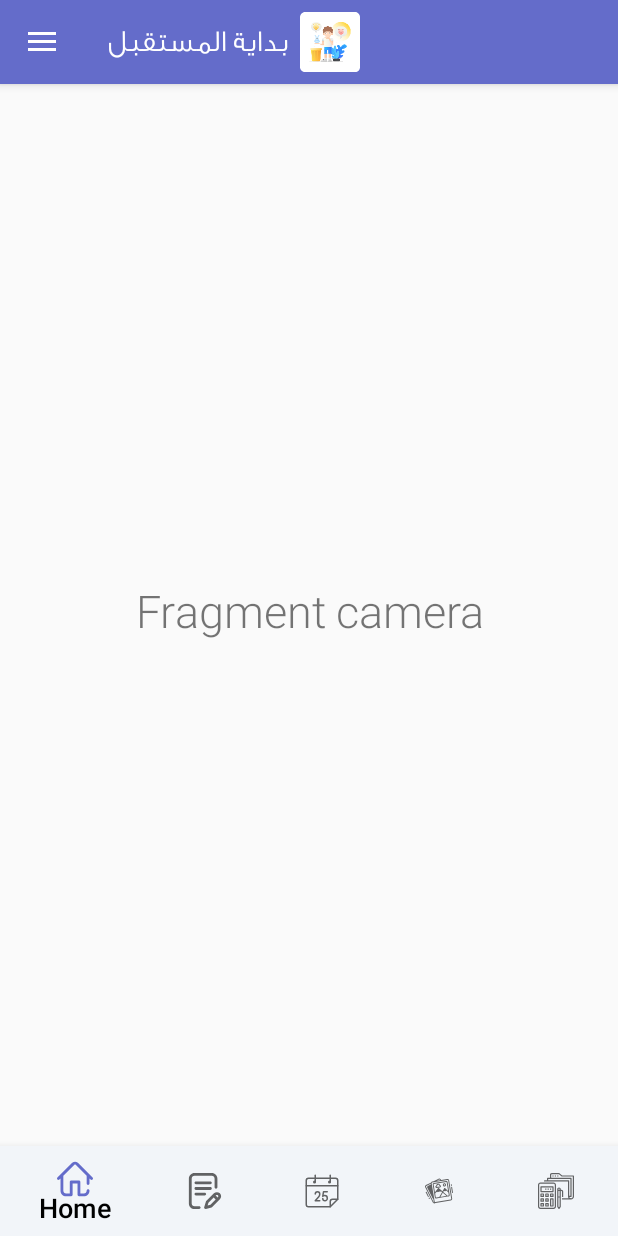
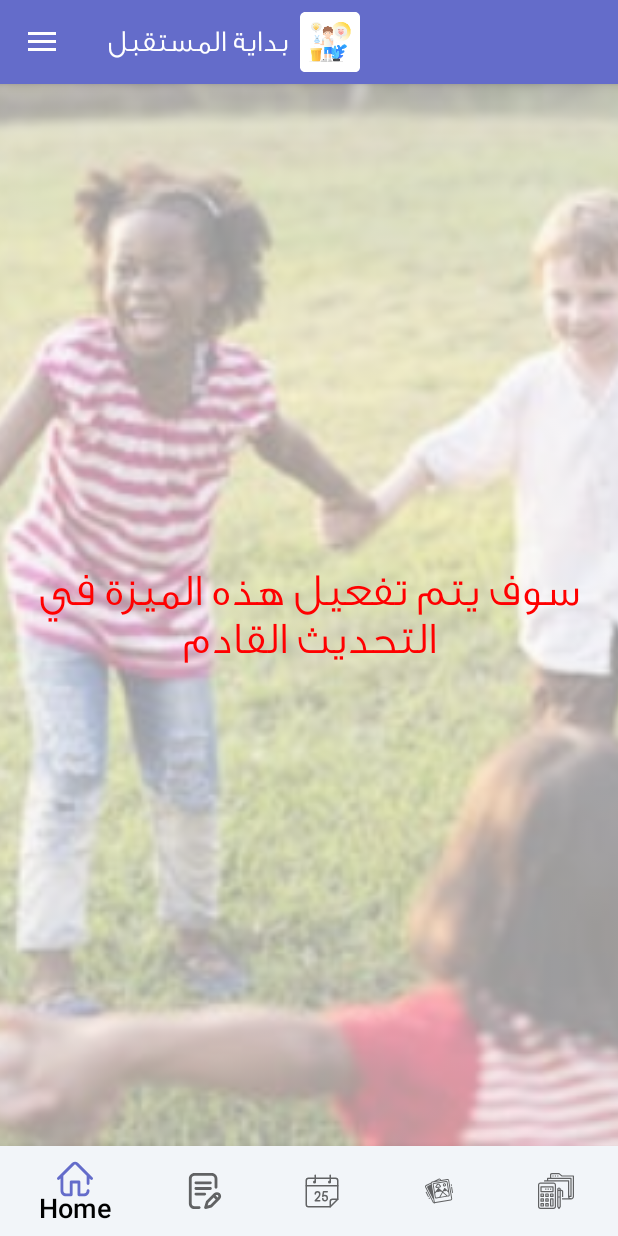
Before and after one commit to MahMughanni/teFinalProject, an Android app: the fragment CameraFragment placed in its activity, on a phone screen of 412 x 824 dp. Run offline under Robolectric (Android 15) with nearby library versions, the phone set to English and light mode, and no system bars.

Commit message:
CameraFragment!

```diff
--- a/app/src/main/res/layout/fragment_camera.xml
+++ b/app/src/main/res/layout/fragment_camera.xml
@@ -1,16 +1,43 @@
 <?xml version="1.0" encoding="utf-8"?>
 <FrameLayout xmlns:android="http://schemas.android.com/apk/res/android"
+    xmlns:app="http://schemas.android.com/apk/res-auto"
     xmlns:tools="http://schemas.android.com/tools"
     android:layout_width="match_parent"
     android:layout_height="match_parent"
     tools:context=".Fragments.CameraFragment">
 
     <!-- TODO: Update blank fragment layout -->
-    <TextView
+    <androidx.constraintlayout.widget.ConstraintLayout
         android:layout_width="match_parent"
-        android:layout_height="match_parent"
-        android:gravity="center"
-        android:textSize="30sp"
-        android:text="Fragment camera" />
+        android:layout_height="match_parent">
+
+        <ImageView
+            android:id="@+id/Imagecamera"
+            android:layout_width="match_parent"
+            android:layout_height="match_parent"
+            android:alpha="0.4"
+            android:scaleType="centerCrop"
+            android:src="@drawable/childrens"
+            app:layout_constraintBottom_toBottomOf="parent"
+            app:layout_constraintEnd_toEndOf="parent"
+            app:layout_constraintStart_toStartOf="parent"
+            app:layout_constraintTop_toTopOf="@+id/textView2" />
+
+        <TextView
+            android:id="@+id/textView2"
+            android:layout_width="match_parent"
+            android:layout_height="wrap_content"
+            android:layout_margin="10dp"
+            android:gravity="center"
+            android:text="سوف يتم تفعيل هذه الميزة في التحديث القادم"
+            android:textColor="@color/colorRed"
+            android:textSize="30sp"
+            app:layout_constraintBottom_toBottomOf="parent"
+            app:layout_constraintEnd_toEndOf="parent"
+            app:layout_constraintStart_toStartOf="parent"
+            app:layout_constraintTop_toTopOf="parent" />
+
+
+    </androidx.constraintlayout.widget.ConstraintLayout>
 
 </FrameLayout>
--- a/app/src/main/res/values/colors.xml
+++ b/app/src/main/res/values/colors.xml
@@ -4,5 +4,5 @@
     <color name="colorPrimaryDark">#5054c0</color>
     <color name="colorAccent">#D81B60</color>
 
-
+    <color name="colorRed">#FF0000</color>
 </resources>
```
Also changed, not shown: app/src/main/res/drawable/childrens.jpg (added).
